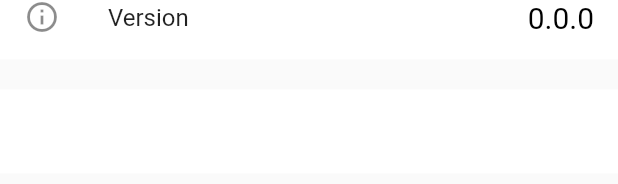
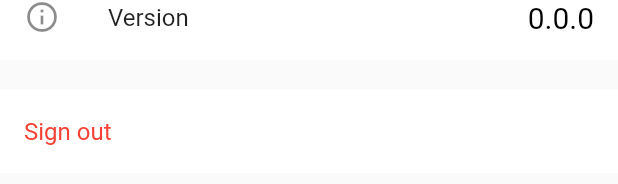
Before and after one commit to Hattomo/flutter_check_hub, a Flutter app: the Settings widget shown alone on an empty page, opened directly, on a phone screen of 412 x 824 dp. Shown: the part 195-379 px from the top of the screen. Run offline on Flutter 3.47's test engine with Material 2 defaults, Android fonts, the phone set to English and light mode, and no system bars; our stand-ins replace cloud_firestore, firebase_auth, package_info, sqflite; accounts and stored records are empty.

```diff
--- a/lib/models/Item.dart
+++ b/lib/models/Item.dart
@@ -1,19 +1,31 @@
 class Item {
   Item({
-    this.date,
+    this.title,
     this.data,
+    this.icon,
+    this.dataType,
+    this.unit,
   });
 
-  String date;
-  String data;
+  String title;
+  var data;
+  String icon;
+  int dataType;
+  String unit;
 }
 
 class ItemData {
   ItemData({
-    this.date,
+    this.title,
     this.data,
+    this.icon,
+    this.dataType,
+    this.unit,
   });
 
-  String date;
-  String data;
+  String title;
+  var data;
+  String icon;
+  int dataType;
+  String unit;
 }
--- a/lib/models/user.dart
+++ b/lib/models/user.dart
@@ -2,12 +2,12 @@ class User {
   User({this.uid, this.name,this.itemsid});
   final String uid;
   final String name;
-  final String itemsid;
+  final List<String> itemsid;
 }
 
 class UserData {
   UserData({this.uid, this.name,this.itemsid});
   final String uid;
   final String name;
-  final String itemsid;
+  final List<String> itemsid;
 }
--- a/lib/pages/recordhome/item_list.dart
+++ b/lib/pages/recordhome/item_list.dart
@@ -12,7 +12,7 @@ class ItemList extends StatefulWidget {
 class _ItemListState extends State<ItemList> {
   @override
   Widget build(BuildContext context) {
-    final List<Item> items = Provider.of<List<Item>>(context) ?? <List<Item>>[];
+    final List<Item> items = Provider.of<List<Item>>(context) ?? [];
     print(items.length);
 
     /*
--- a/lib/pages/setting/manage_item_home.dart
+++ b/lib/pages/setting/manage_item_home.dart
@@ -22,7 +22,7 @@ class _ManageItemHomeState extends State<ManageItemHome> {
       body: StreamProvider<List<Item>>.value(
         value: DatabaseServiceItem().items,
         child: Container(
-          child:ItemList(),
+          child: ItemList(),
         ),
       ),
       floatingActionButton: FloatingActionButton(
--- a/lib/pages/setting/settings.dart
+++ b/lib/pages/setting/settings.dart
@@ -1,10 +1,17 @@
 import 'package:flutter/cupertino.dart';
 import 'package:flutter/material.dart';
+import 'package:flutter_check_hub/models/user.dart';
+import 'package:flutter_check_hub/service/auth_service.dart';
 import 'package:package_info/package_info.dart';
+import 'package:provider/provider.dart';
 
+@immutable
 class Settings extends StatelessWidget {
+  final AuthService authService = AuthService();
   @override
   Widget build(BuildContext context) {
+    final User user = Provider.of<User>(context);
+    final String message = user.uid;
     Future<String> getinfo() async {
       final PackageInfo packageInfo = await PackageInfo.fromPlatform();
       //String appName = packageInfo.appName;
@@ -24,7 +31,8 @@ class Settings extends StatelessWidget {
             leading: const Icon(Icons.edit),
             title: const Text('Manage Item'),
             trailing: const Icon(Icons.arrow_forward_ios),
-            onTap: () => Navigator.pushNamed(context, '/manageItemHome'),
+            onTap: () => Navigator.pushNamed(context, '/manageItemHome',
+                arguments: message),
           ),
         ),
         Divider(
@@ -65,8 +73,14 @@ class Settings extends StatelessWidget {
         const SizedBox(height: 20.0),
         Container(
           color: Colors.white,
-          child: const ListTile(
-            leading: Text(''),
+          child: ListTile(
+            title: const Text(
+              'Sign out',
+              style: TextStyle(color: Colors.red),
+            ),
+            onTap: () async {
+              authService.signOut();
+            },
           ),
         ),
       ],
```
Also changed, not shown: lib/pages/auth/register.dart (+9 -3 lines), lib/pages/setting/edit_item_home.dart (+8 -2 lines), lib/pages/setting/edit_item_home_wrapper.dart (+20 -1 lines), lib/service/data_store_service.dart (+58 -23 lines), lib/service/user_dataservice.dart (+31 -12 lines).
